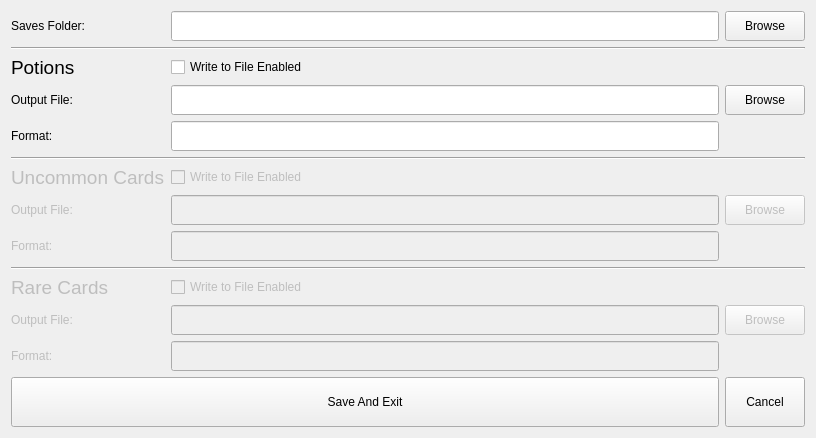
This is src/ui/options.ui in casey-c/spiretool as Qt 5 draws it before an edit. The edited form follows.
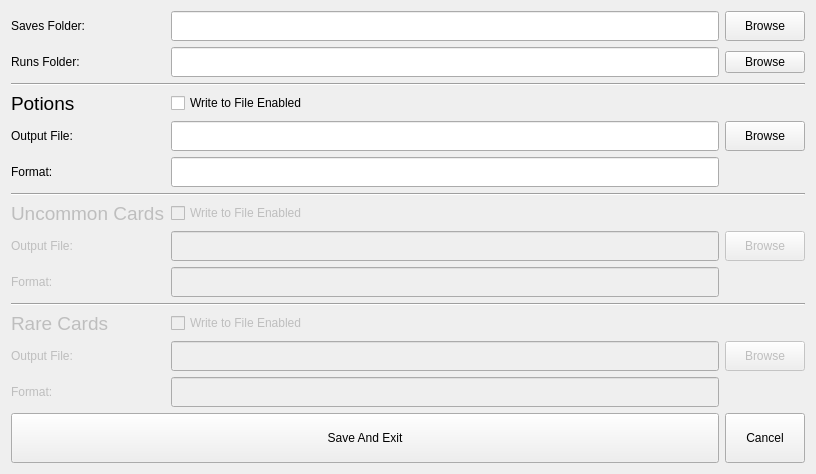
This is the edited form. Icons and pictures are not drawn.

```diff
--- a/src/ui/options.ui
+++ b/src/ui/options.ui
@@ -10,7 +10,7 @@
     <x>0</x>
     <y>0</y>
     <width>816</width>
-    <height>437</height>
+    <height>473</height>
    </rect>
   </property>
   <property name="sizePolicy">
@@ -30,6 +30,211 @@
     <normaloff>:/logo/logo32.png</normaloff>:/logo/logo32.png</iconset>
   </property>
   <layout class="QGridLayout" name="gridLayout">
+   <item row="7" column="0">
+    <widget class="QLabel" name="label_5">
+     <property name="enabled">
+      <bool>false</bool>
+     </property>
+     <property name="font">
+      <font>
+       <pointsize>14</pointsize>
+      </font>
+     </property>
+     <property name="text">
+      <string>Uncommon Cards</string>
+     </property>
+    </widget>
+   </item>
+   <item row="8" column="0">
+    <widget class="QLabel" name="label_6">
+     <property name="enabled">
+      <bool>false</bool>
+     </property>
+     <property name="text">
+      <string>Output File:</string>
+     </property>
+    </widget>
+   </item>
+   <item row="0" column="1">
+    <widget class="QLineEdit" name="edit_saves">
+     <property name="minimumSize">
+      <size>
+       <width>0</width>
+       <height>30</height>
+      </size>
+     </property>
+    </widget>
+   </item>
+   <item row="11" column="1">
+    <widget class="QCheckBox" name="checkBox_3">
+     <property name="enabled">
+      <bool>false</bool>
+     </property>
+     <property name="text">
+      <string>Write to File Enabled</string>
+     </property>
+    </widget>
+   </item>
+   <item row="11" column="0">
+    <widget class="QLabel" name="label_8">
+     <property name="enabled">
+      <bool>false</bool>
+     </property>
+     <property name="font">
+      <font>
+       <pointsize>14</pointsize>
+      </font>
+     </property>
+     <property name="text">
+      <string>Rare Cards</string>
+     </property>
+    </widget>
+   </item>
+   <item row="10" column="0" colspan="3">
+    <widget class="Line" name="line_3">
+     <property name="orientation">
+      <enum>Qt::Horizontal</enum>
+     </property>
+    </widget>
+   </item>
+   <item row="3" column="1">
+    <widget class="QCheckBox" name="check_potion">
+     <property name="text">
+      <string>Write to File Enabled</string>
+     </property>
+    </widget>
+   </item>
+   <item row="9" column="1">
+    <widget class="QLineEdit" name="lineEdit_5">
+     <property name="enabled">
+      <bool>false</bool>
+     </property>
+     <property name="minimumSize">
+      <size>
+       <width>0</width>
+       <height>30</height>
+      </size>
+     </property>
+    </widget>
+   </item>
+   <item row="5" column="0">
+    <widget class="QLabel" name="label_potion_format">
+     <property name="text">
+      <string>Format:</string>
+     </property>
+    </widget>
+   </item>
+   <item row="12" column="1">
+    <widget class="QLineEdit" name="lineEdit_6">
+     <property name="enabled">
+      <bool>false</bool>
+     </property>
+     <property name="minimumSize">
+      <size>
+       <width>0</width>
+       <height>30</height>
+      </size>
+     </property>
+    </widget>
+   </item>
+   <item row="4" column="1">
+    <widget class="QLineEdit" name="edit_potion_out">
+     <property name="minimumSize">
+      <size>
+       <width>0</width>
+       <height>30</height>
+      </size>
+     </property>
+    </widget>
+   </item>
+   <item row="12" column="2">
+    <widget class="QPushButton" name="browse_rare_out">
+     <property name="enabled">
+      <bool>false</bool>
+     </property>
+     <property name="minimumSize">
+      <size>
+       <width>0</width>
+       <height>30</height>
+      </size>
+     </property>
+     <property name="text">
+      <string>Browse</string>
+     </property>
+    </widget>
+   </item>
+   <item row="13" column="0">
+    <widget class="QLabel" name="label_10">
+     <property name="enabled">
+      <bool>false</bool>
+     </property>
+     <property name="text">
+      <string>Format:</string>
+     </property>
+    </widget>
+   </item>
+   <item row="4" column="2">
+    <widget class="QPushButton" name="browse_potion_out">
+     <property name="minimumSize">
+      <size>
+       <width>0</width>
+       <height>30</height>
+      </size>
+     </property>
+     <property name="text">
+      <string>Browse</string>
+     </property>
+    </widget>
+   </item>
+   <item row="3" column="0">
+    <widget class="QLabel" name="label_3">
+     <property name="font">
+      <font>
+       <pointsize>14</pointsize>
+      </font>
+     </property>
+     <property name="text">
+      <string>Potions</string>
+     </property>
+    </widget>
+   </item>
+   <item row="2" column="0" colspan="3">
+    <widget class="Line" name="line">
+     <property name="orientation">
+      <enum>Qt::Horizontal</enum>
+     </property>
+    </widget>
+   </item>
+   <item row="5" column="1">
+    <widget class="QLineEdit" name="edit_potion_format">
+     <property name="minimumSize">
+      <size>
+       <width>0</width>
+       <height>30</height>
+      </size>
+     </property>
+    </widget>
+   </item>
+   <item row="7" column="1">
+    <widget class="QCheckBox" name="checkBox_2">
+     <property name="enabled">
+      <bool>false</bool>
+     </property>
+     <property name="text">
+      <string>Write to File Enabled</string>
+     </property>
+    </widget>
+   </item>
+   <item row="9" column="0">
+    <widget class="QLabel" name="label_7">
+     <property name="enabled">
+      <bool>false</bool>
+     </property>
+     <property name="text">
+      <string>Format:</string>
+     </property>
+    </widget>
+   </item>
    <item row="0" column="0">
     <layout class="QGridLayout" name="gridLayout_2">
      <item row="0" column="0">
@@ -41,8 +246,30 @@
      </item>
     </layout>
    </item>
-   <item row="0" column="1">
-    <widget class="QLineEdit" name="edit_saves">
+   <item row="15" column="2">
+    <widget class="QPushButton" name="button_cancel">
+     <property name="sizePolicy">
+      <sizepolicy hsizetype="Minimum" vsizetype="Fixed">
+       <horstretch>0</horstretch>
+       <verstretch>0</verstretch>
+      </sizepolicy>
+     </property>
+     <property name="minimumSize">
+      <size>
+       <width>0</width>
+       <height>50</height>
+      </size>
+     </property>
+     <property name="text">
+      <string>Cancel</string>
+     </property>
+    </widget>
+   </item>
+   <item row="13" column="1">
+    <widget class="QLineEdit" name="lineEdit_7">
+     <property name="enabled">
+      <bool>false</bool>
+     </property>
      <property name="minimumSize">
       <size>
        <width>0</width>
@@ -52,35 +279,13 @@
     </widget>
    </item>
    <item row="4" column="0">
-    <widget class="QLabel" name="label_potion_format">
+    <widget class="QLabel" name="label_potion_out">
      <property name="text">
-      <string>Format:</string>
+      <string>Output File:</string>
      </property>
     </widget>
    </item>
-   <item row="4" column="1">
-    <widget class="QLineEdit" name="edit_potion_format">
-     <property name="minimumSize">
-      <size>
-       <width>0</width>
-       <height>30</height>
-      </size>
-     </property>
-    </widget>
-   </item>
-   <item row="2" column="0">
-    <widget class="QLabel" name="label_3">
-     <property name="font">
-      <font>
-       <pointsize>14</pointsize>
-      </font>
-     </property>
-     <property name="text">
-      <string>Potions</string>
-     </property>
-    </widget>
-   </item>
-   <item row="7" column="2">
+   <item row="8" column="2">
     <widget class="QPushButton" name="browse_uncommon_out">
      <property name="enabled">
       <bool>false</bool>
@@ -96,30 +301,14 @@
      </property>
     </widget>
    </item>
-   <item row="2" column="1">
-    <widget class="QCheckBox" name="check_potion">
-     <property name="text">
-      <string>Write to File Enabled</string>
+   <item row="6" column="0" colspan="3">
+    <widget class="Line" name="line_2">
+     <property name="orientation">
+      <enum>Qt::Horizontal</enum>
      </property>
     </widget>
    </item>
-   <item row="11" column="2">
-    <widget class="QPushButton" name="browse_rare_out">
-     <property name="enabled">
-      <bool>false</bool>
-     </property>
-     <property name="minimumSize">
-      <size>
-       <width>0</width>
-       <height>30</height>
-      </size>
-     </property>
-     <property name="text">
-      <string>Browse</string>
-     </property>
-    </widget>
-   </item>
-   <item row="14" column="0" colspan="2">
+   <item row="15" column="0" colspan="2">
     <widget class="QPushButton" name="button_save">
      <property name="sizePolicy">
       <sizepolicy hsizetype="Minimum" vsizetype="Fixed">
@@ -138,132 +327,13 @@
      </property>
     </widget>
    </item>
-   <item row="12" column="1">
-    <widget class="QLineEdit" name="lineEdit_7">
-     <property name="enabled">
-      <bool>false</bool>
-     </property>
-     <property name="minimumSize">
-      <size>
-       <width>0</width>
-       <height>30</height>
-      </size>
-     </property>
-    </widget>
-   </item>
-   <item row="14" column="2">
-    <widget class="QPushButton" name="button_cancel">
-     <property name="sizePolicy">
-      <sizepolicy hsizetype="Minimum" vsizetype="Fixed">
-       <horstretch>0</horstretch>
-       <verstretch>0</verstretch>
-      </sizepolicy>
-     </property>
-     <property name="minimumSize">
-      <size>
-       <width>0</width>
-       <height>50</height>
-      </size>
-     </property>
-     <property name="text">
-      <string>Cancel</string>
-     </property>
-    </widget>
-   </item>
-   <item row="10" column="1">
-    <widget class="QCheckBox" name="checkBox_3">
-     <property name="enabled">
-      <bool>false</bool>
-     </property>
-     <property name="text">
-      <string>Write to File Enabled</string>
-     </property>
-    </widget>
-   </item>
-   <item row="3" column="1">
-    <widget class="QLineEdit" name="edit_potion_out">
-     <property name="minimumSize">
-      <size>
-       <width>0</width>
-       <height>30</height>
-      </size>
-     </property>
-    </widget>
-   </item>
-   <item row="11" column="1">
-    <widget class="QLineEdit" name="lineEdit_6">
-     <property name="enabled">
-      <bool>false</bool>
-     </property>
-     <property name="minimumSize">
-      <size>
-       <width>0</width>
-       <height>30</height>
-      </size>
-     </property>
-    </widget>
-   </item>
-   <item row="1" column="0" colspan="3">
-    <widget class="Line" name="line">
-     <property name="orientation">
-      <enum>Qt::Horizontal</enum>
-     </property>
-    </widget>
-   </item>
-   <item row="8" column="0">
-    <widget class="QLabel" name="label_7">
-     <property name="enabled">
-      <bool>false</bool>
-     </property>
-     <property name="text">
-      <string>Format:</string>
-     </property>
-    </widget>
-   </item>
-   <item row="5" column="0" colspan="3">
-    <widget class="Line" name="line_2">
-     <property name="orientation">
-      <enum>Qt::Horizontal</enum>
-     </property>
-    </widget>
-   </item>
-   <item row="8" column="1">
-    <widget class="QLineEdit" name="lineEdit_5">
-     <property name="enabled">
-      <bool>false</bool>
-     </property>
-     <property name="minimumSize">
-      <size>
-       <width>0</width>
-       <height>30</height>
-      </size>
-     </property>
-    </widget>
-   </item>
-   <item row="11" column="0">
-    <widget class="QLabel" name="label_9">
-     <property name="enabled">
-      <bool>false</bool>
-     </property>
-     <property name="text">
-      <string>Output File:</string>
-     </property>
-    </widget>
-   </item>
    <item row="12" column="0">
-    <widget class="QLabel" name="label_10">
+    <widget class="QLabel" name="label_9">
      <property name="enabled">
       <bool>false</bool>
      </property>
      <property name="text">
-      <string>Format:</string>
-     </property>
-    </widget>
-   </item>
-   <item row="9" column="0" colspan="3">
-    <widget class="Line" name="line_3">
-     <property name="orientation">
-      <enum>Qt::Horizontal</enum>
+      <string>Output File:</string>
      </property>
     </widget>
    </item>
@@ -280,77 +350,7 @@
      </property>
     </widget>
    </item>
-   <item row="6" column="0">
-    <widget class="QLabel" name="label_5">
-     <property name="enabled">
-      <bool>false</bool>
-     </property>
-     <property name="font">
-      <font>
-       <pointsize>14</pointsize>
-      </font>
-     </property>
-     <property name="text">
-      <string>Uncommon Cards</string>
-     </property>
-    </widget>
-   </item>
-   <item row="3" column="0">
-    <widget class="QLabel" name="label_potion_out">
-     <property name="text">
-      <string>Output File:</string>
-     </property>
-    </widget>
-   </item>
-   <item row="7" column="0">
-    <widget class="QLabel" name="label_6">
-     <property name="enabled">
-      <bool>false</bool>
-     </property>
-     <property name="text">
-      <string>Output File:</string>
-     </property>
-    </widget>
-   </item>
-   <item row="3" column="2">
-    <widget class="QPushButton" name="browse_potion_out">
-     <property name="minimumSize">
-      <size>
-       <width>0</width>
-       <height>30</height>
-      </size>
-     </property>
-     <property name="text">
-      <string>Browse</string>
-     </property>
-    </widget>
-   </item>
-   <item row="6" column="1">
-    <widget class="QCheckBox" name="checkBox_2">
-     <property name="enabled">
-      <bool>false</bool>
-     </property>
-     <property name="text">
-      <string>Write to File Enabled</string>
-     </property>
-    </widget>
-   </item>
-   <item row="10" column="0">
-    <widget class="QLabel" name="label_8">
-     <property name="enabled">
-      <bool>false</bool>
-     </property>
-     <property name="font">
-      <font>
-       <pointsize>14</pointsize>
-      </font>
-     </property>
-     <property name="text">
-      <string>Rare Cards</string>
-     </property>
-    </widget>
-   </item>
-   <item row="7" column="1">
+   <item row="8" column="1">
     <widget class="QLineEdit" name="lineEdit_4">
      <property name="enabled">
       <bool>false</bool>
@@ -363,6 +363,30 @@
      </property>
     </widget>
    </item>
+   <item row="1" column="0">
+    <widget class="QLabel" name="label_2">
+     <property name="text">
+      <string>Runs Folder:</string>
+     </property>
+    </widget>
+   </item>
+   <item row="1" column="1">
+    <widget class="QLineEdit" name="edit_runs">
+     <property name="minimumSize">
+      <size>
+       <width>0</width>
+       <height>30</height>
+      </size>
+     </property>
+    </widget>
+   </item>
+   <item row="1" column="2">
+    <widget class="QPushButton" name="browse_runs">
+     <property name="text">
+      <string>Browse</string>
+     </property>
+    </widget>
+   </item>
   </layout>
  </widget>
  <tabstops>
```
Left out of the diff: 17 changed lines with no effect on the pictures.
